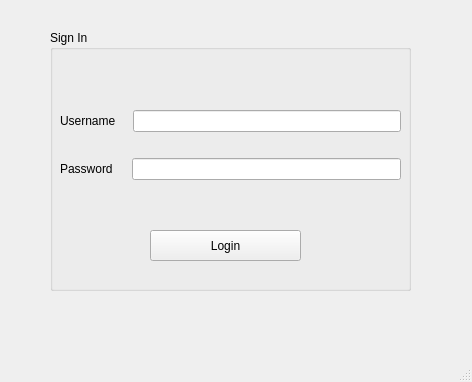
mchdaybk/QPasswordManager, file login.ui: the form before one commit.
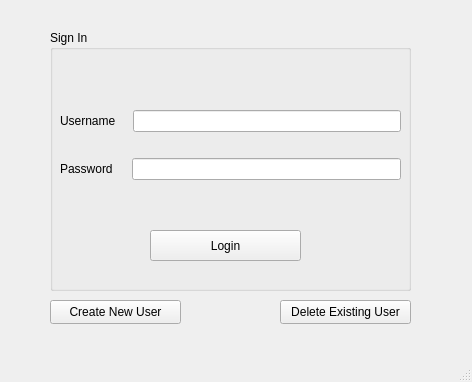
The form after the commit.

Commit message: Added Create/Delete Buttons

What changed in the file:
```diff
--- a/login.ui
+++ b/login.ui
@@ -129,6 +129,32 @@
      </layout>
     </widget>
    </widget>
+   <widget class="QPushButton" name="pushButton_create">
+    <property name="geometry">
+     <rect>
+      <x>50</x>
+      <y>300</y>
+      <width>131</width>
+      <height>24</height>
+     </rect>
+    </property>
+    <property name="text">
+     <string>Create New User</string>
+    </property>
+   </widget>
+   <widget class="QPushButton" name="pushButton_delete">
+    <property name="geometry">
+     <rect>
+      <x>280</x>
+      <y>300</y>
+      <width>131</width>
+      <height>24</height>
+     </rect>
+    </property>
+    <property name="text">
+     <string>Delete Existing User</string>
+    </property>
+   </widget>
   </widget>
   <widget class="QMenuBar" name="menubar">
    <property name="geometry">
```
Left out of the diff: 2 changed lines with no effect on the pictures. The commit also changes 1 other file.
